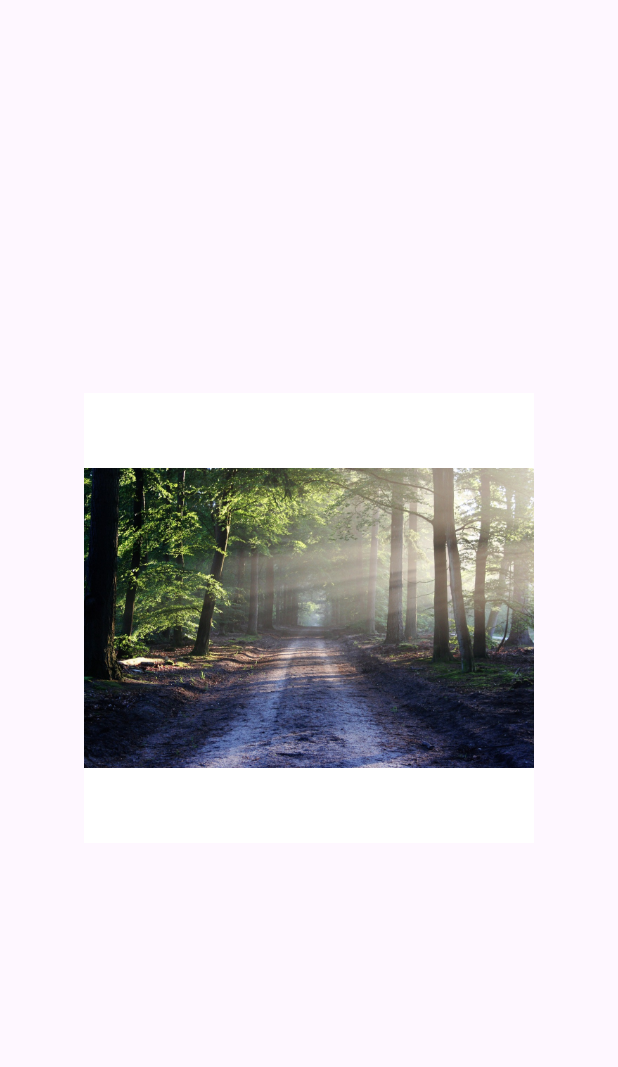
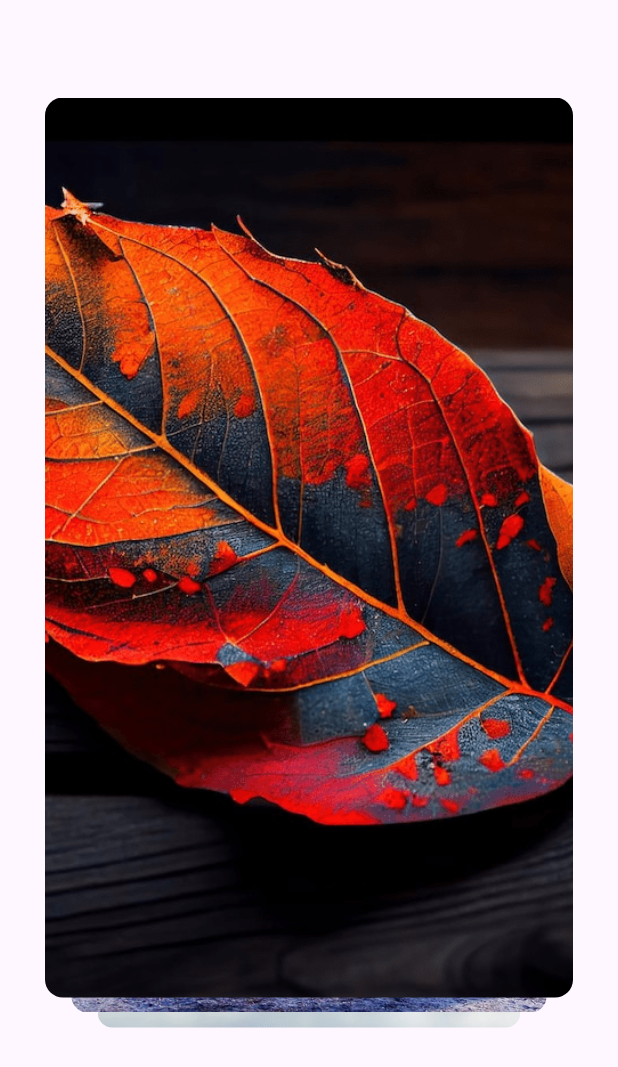
Before and after one commit to jaypatel0207/TST, a Flutter app: the screen it shows after launch, on a phone screen of 412 x 824 dp. Shown: the top 1067 px of the screen. Run offline on Flutter 3.47's test engine with Material 3 defaults, Android fonts, the phone set to English and light mode, and no system bars; drawn by our look-alikes of flutter_card_swiper, photo_view; our stand-ins replace another_carousel_pro, carousel_slider, curved_navigation_bar, flutter_slidable, fluttertoast, get and 2 more; missing offline and left inert: insta_image_viewer.

Commit message:
Card Swiper

```diff
--- /dev/null
+++ b/lib/card Swipe/swipeExample.dart
@@ -0,0 +1,59 @@
+import 'package:flutter/material.dart';
+import 'package:flutter_card_swiper/flutter_card_swiper.dart';
+import 'package:fluttertoast/fluttertoast.dart';
+
+class Swipeexample extends StatefulWidget {
+  const Swipeexample({super.key});
+
+  @override
+  State<Swipeexample> createState() => _SwipeexampleState();
+}
+
+class _SwipeexampleState extends State<Swipeexample> {
+  List images = [
+    "assets/1.png",
+    "assets/2.jpg",
+    "assets/3.png",
+    "assets/logo.jpg"
+  ];
+  @override
+  Widget build(BuildContext context) {
+    return Scaffold(
+      body: Padding(
+        padding: const EdgeInsets.symmetric(vertical: 40),
+        child: Container(
+          height: 650,
+          margin: EdgeInsets.symmetric(horizontal: 10),
+          child: CardSwiper(
+            cardsCount: 4,
+            //allowedSwipeDirection: AllowedSwipeDirection.only(right: true),
+            numberOfCardsDisplayed: 3,
+            //isLoop: true,
+            onSwipe: (previousIndex, currentIndex, direction) {
+              if (direction == CardSwiperDirection.right) {
+                Fluttertoast.showToast(
+                    msg: ":):):):)",
+                    backgroundColor: Colors.white,
+                    fontSize: 28);
+              } else if (direction == CardSwiperDirection.left) {
+                Fluttertoast.showToast(
+                    msg: "(:(:", backgroundColor: Colors.white, fontSize: 28);
+              }
+              return true;
+            },
+            cardBuilder: (context, index, horizontalOffsetPercentage,
+                verticalOffsetPercentage) {
+              return ClipRRect(
+                borderRadius: BorderRadius.circular(12),
+                child: Image.asset(
+                  images[index],
+                  fit: BoxFit.cover,
+                ),
+              );
+            },
+          ),
+        ),
+      ),
+    );
+  }
+}
--- a/lib/main.dart
+++ b/lib/main.dart
@@ -7,9 +7,11 @@ import 'package:flutter_splash_screens/Image_slider/auto_image_slider.dart';
 import 'package:flutter_splash_screens/Image_slider/image.dart';
 import 'package:flutter_splash_screens/Photo_View/photoexample.dart';
 import 'package:flutter_splash_screens/Slidable%20Widget/1.dart';
+import 'package:flutter_splash_screens/card%20Swipe/swipeExample.dart';
 import 'package:flutter_splash_screens/lottie/lottie.dart';
 import 'package:flutter_splash_screens/navigation%20bar/type2/home_page.dart';
 import 'package:flutter_splash_screens/navigation%20bar/type3/home3.dart';
+import 'package:get/get.dart';
 
 void main() {
   runApp(const MyApp());
@@ -21,14 +23,14 @@ class MyApp extends StatelessWidget {
   // This widget is the root of your application.
   @override
   Widget build(BuildContext context) {
-    return MaterialApp(
+    return GetMaterialApp(
       debugShowCheckedModeBanner: false,
       theme: ThemeData(
         primaryColor: Colors.green,
         primarySwatch: Colors.green,
       ),
 
-      home:  Photoexample(),
+      home:  Swipeexample(),
     );
   }
 }
--- a/pubspec.yaml
+++ b/pubspec.yaml
@@ -48,6 +48,8 @@ dependencies:
   photo_view: ^0.15.0
   flutter_card_swiper: ^7.0.1
   palette_generator: ^0.3.3+4
+  fluttertoast: ^8.2.5
+  get: ^4.6.6
 
 dev_dependencies:
   flutter_test:
```
Also changed, not shown: pubspec.lock.
